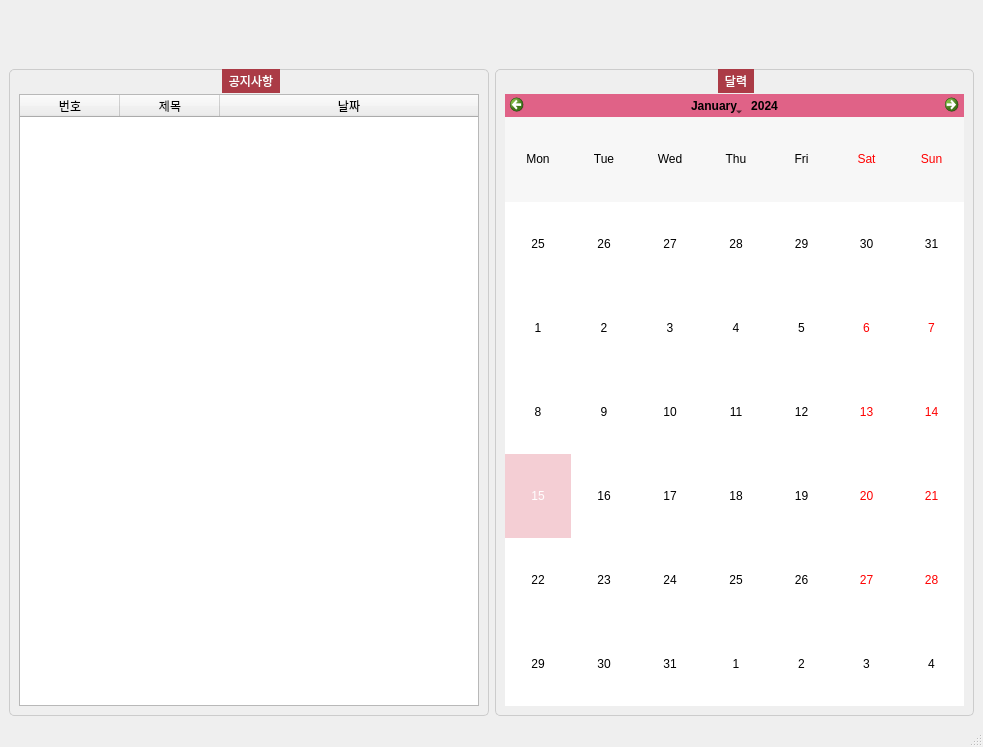
Qt form CBNU.ui (ntw8651/CBNotification) before a commit.
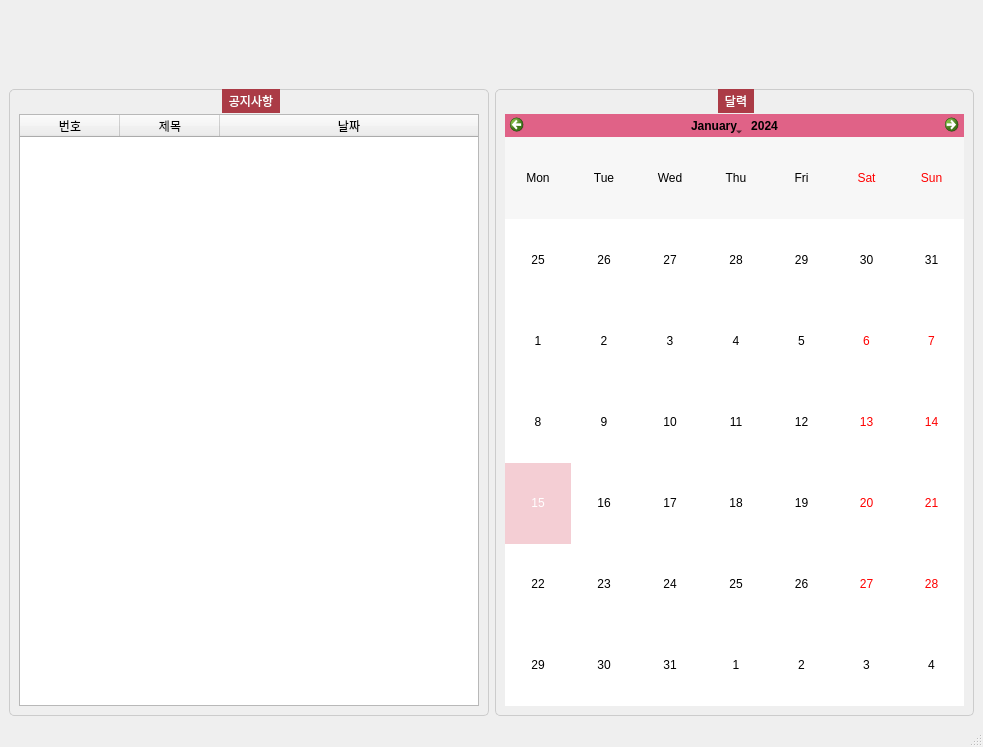
The same form after that commit. Icons and pictures are not drawn.

What changed in the file:
```diff
--- a/CBNU.ui
+++ b/CBNU.ui
@@ -15,7 +15,88 @@
   </property>
   <widget class="QWidget" name="centralwidget">
    <layout class="QGridLayout" name="gridLayout_2">
-    <item row="1" column="0">
+    <item row="2" column="1">
+     <widget class="QGroupBox" name="timetableBox_2">
+      <property name="styleSheet">
+       <string notr="true">QGroupBox {
+    border: 1px solid #ccc; /* 전체 박스 테두리 */
+    border-radius: 5px;
+}
+
+QGroupBox::title {
+    background-color: #ab3b46; /* 제목 배경색 */
+    subcontrol-position: top center; /* 제목 위치 */
+    padding: 5px; /* 텍스트 여백 */
+    color: white; /* 글자 색상 */
+    font-weight: bold; /* 글자 굵기 */
+    border-radius: 0; /* 둥근 모서리 제거 */
+    min-width: 5000%; /* 배경을 그룹박스 너비로 확장 */
+}</string>
+      </property>
+      <property name="title">
+       <string>달력</string>
+      </property>
+      <layout class="QVBoxLayout" name="verticalLayout_3">
+       <item>
+        <spacer name="verticalSpacer_2">
+         <property name="orientation">
+          <enum>Qt::Vertical</enum>
+         </property>
+         <property name="sizeType">
+          <enum>QSizePolicy::Fixed</enum>
+         </property>
+         <property name="sizeHint" stdset="0">
+          <size>
+           <width>20</width>
+           <height>15</height>
+          </size>
+         </property>
+        </spacer>
+       </item>
+       <item>
+        <widget class="QCalendarWidget" name="calendarWidget">
+         <property name="enabled">
+          <bool>true</bool>
+         </property>
+         <property name="autoFillBackground">
+          <bool>true</bool>
+         </property>
+         <property name="styleSheet">
+          <string notr="true">/* 헤더 영역 (월/연도 선택 버튼 포함) */
+QCalendarWidget QToolButton {
+    background-color: #e06287; /* 원하는 배경색 */
+    color: black;             /* 텍스트 색상*/
+}
+
+/* 월/연도 선택 드롭다운 배경 */
+QCalendarWidget QMenu {
+    background-color: #e06287; /* 드롭다운 배경*/
+    color: black;              /*텍스트 색상*/
+}
+
+/* 요일 헤더 (일, 월, 화...) */
+QCalendarWidget QWidget#qt_calendar_navigationbar {
+    background-color: #e06287; /* 요일 헤더 색상 */
+    color: black;
+}
+
+/* 날짜 셀 영역 */
+QCalendarWidget QAbstractItemView {
+    background-color: white; /* 날짜 배경 색상 */
+    selection-background-color: #F4CED4; /* 선택한 날짜 배경색 */
+    gridline-color: #FFAB91;   /* 셀 사이의 선 색상 */
+    color: black;              /* 텍스트 색상 */
+}</string>
+         </property>
+         <property name="verticalHeaderFormat">
+          <enum>QCalendarWidget::NoVerticalHeader</enum>
+         </property>
+        </widget>
+       </item>
+      </layout>
+     </widget>
+    </item>
+    <item row="2" column="0">
      <widget class="QGroupBox" name="noticeBox">
       <property name="sizePolicy">
        <sizepolicy hsizetype="Preferred" vsizetype="Preferred">
@@ -132,7 +213,7 @@
       </layout>
      </widget>
     </item>
-    <item row="0" column="0">
+    <item row="1" column="0">
      <spacer name="verticalSpacer">
       <property name="orientation">
        <enum>Qt::Vertical</enum>
@@ -148,85 +229,11 @@
       </property>
      </spacer>
     </item>
-    <item row="1" column="1">
-     <widget class="QGroupBox" name="timetableBox_2">
-      <property name="styleSheet">
-       <string notr="true">QGroupBox {
-    border: 1px solid #ccc; /* 전체 박스 테두리 */
-    border-radius: 5px;
-}
-
-QGroupBox::title {
-    background-color: #ab3b46; /* 제목 배경색 */
-    subcontrol-position: top center; /* 제목 위치 */
-    padding: 5px; /* 텍스트 여백 */
-    color: white; /* 글자 색상 */
-    font-weight: bold; /* 글자 굵기 */
-    border-radius: 0; /* 둥근 모서리 제거 */
-    min-width: 5000%; /* 배경을 그룹박스 너비로 확장 */
-}</string>
+    <item row="0" column="0">
+     <widget class="QLabel" name="label">
+      <property name="text">
+       <string>&lt;html&gt;&lt;head/&gt;&lt;body&gt;&lt;p&gt;&lt;img src=&quot;:/CBNU/CBNU.png&quot;/&gt;&lt;/p&gt;&lt;/body&gt;&lt;/html&gt;</string>
       </property>
-      <property name="title">
-       <string>달력</string>
-      </property>
-      <layout class="QVBoxLayout" name="verticalLayout_3">
-       <item>
-        <spacer name="verticalSpacer_2">
-         <property name="orientation">
-          <enum>Qt::Vertical</enum>
-         </property>
-         <property name="sizeType">
-          <enum>QSizePolicy::Fixed</enum>
-         </property>
-         <property name="sizeHint" stdset="0">
-          <size>
-           <width>20</width>
-           <height>15</height>
-          </size>
-         </property>
-        </spacer>
-       </item>
-       <item>
-        <widget class="QCalendarWidget" name="calendarWidget">
-         <property name="enabled">
-          <bool>true</bool>
-         </property>
-         <property name="autoFillBackground">
-          <bool>true</bool>
-         </property>
-         <property name="styleSheet">
-          <string notr="true">/* 헤더 영역 (월/연도 선택 버튼 포함) */
-QCalendarWidget QToolButton {
-    background-color: #e06287; /* 원하는 배경색 */
-    color: black;             /* 텍스트 색상*/
-}
-
-/* 월/연도 선택 드롭다운 배경 */
-QCalendarWidget QMenu {
-    background-color: #e06287; /* 드롭다운 배경*/
-    color: black;              /*텍스트 색상*/
-}
-
-/* 요일 헤더 (일, 월, 화...) */
-QCalendarWidget QWidget#qt_calendar_navigationbar {
-    background-color: #e06287; /* 요일 헤더 색상 */
-    color: black;
-}
-
-/* 날짜 셀 영역 */
-QCalendarWidget QAbstractItemView {
-    background-color: white; /* 날짜 배경 색상 */
-    selection-background-color: #F4CED4; /* 선택한 날짜 배경색 */
-    gridline-color: #FFAB91;   /* 셀 사이의 선 색상 */
-    color: black;              /* 텍스트 색상 */
-}</string>
-         </property>
-         <property name="verticalHeaderFormat">
-          <enum>QCalendarWidget::NoVerticalHeader</enum>
-         </property>
-        </widget>
-       </item>
-      </layout>
      </widget>
     </item>
    </layout>
```
Left out of the diff: 4 changed lines with no effect on the pictures.
